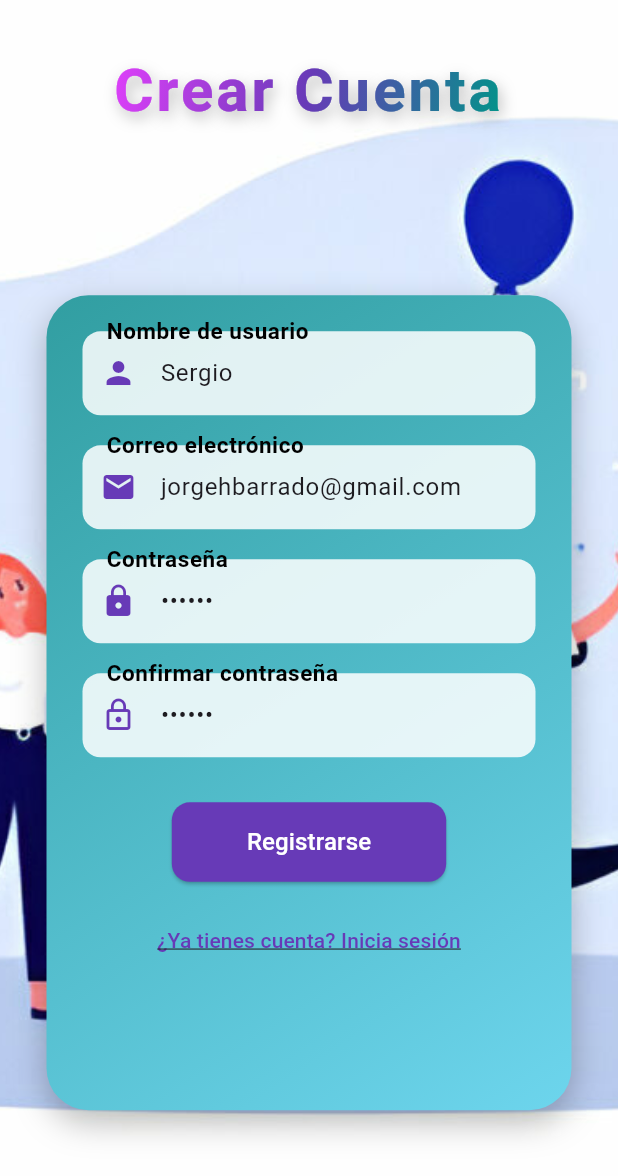
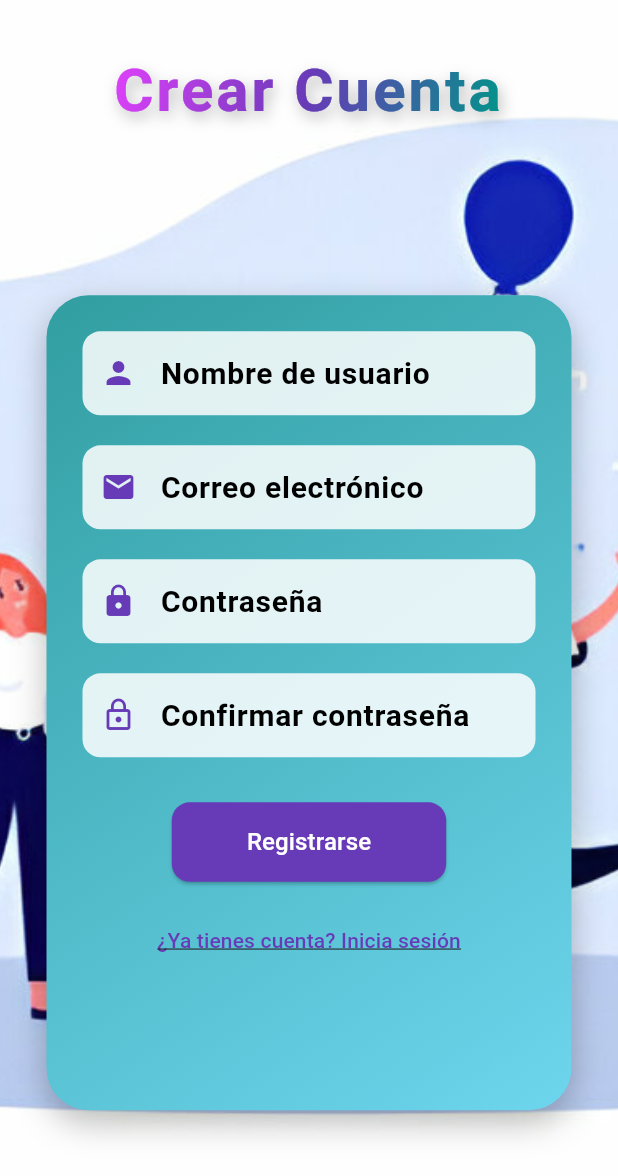
Before and after one commit to JorgeHBarrado95/NewPartyView, a Flutter app: the screen it shows after launch, after a tap on "¿No tienes cuenta? Regístrate", on a phone screen of 412 x 824 dp. Shown: the top 1176 px of the screen. Run offline on Flutter 3.47's test engine with Material 3 defaults, Android fonts, the light colour scheme and no system bars; our stand-ins replace audioplayers, awesome_snackbar_content, cached_network_image; missing offline and left inert: dart:ffi, flutter_background, flutter_webrtc, window_size; network calls fail.

Commit message:
Ultimos ajustes

```diff
--- a/party_view/lib/main.dart
+++ b/party_view/lib/main.dart
@@ -1,3 +1,5 @@
+import 'dart:io';
+
 import 'package:flutter/material.dart';
 import 'package:party_view/provider/SalaProvider.dart';
 import 'package:party_view/provider/personaProvider.dart';
@@ -12,8 +14,15 @@ import 'package:party_view/screen/salaEspera.dart';
 
 
 import 'package:provider/provider.dart';
+import 'package:window_size/window_size.dart';
 
 void main() {
+    WidgetsFlutterBinding.ensureInitialized();
+    if (Platform.isWindows || Platform.isLinux) {
+      setWindowTitle('Party View');
+      setWindowMinSize(const Size(1280, 730));
+      setWindowMaxSize(const Size(1280, 730));
+    }
   runApp(
     MultiProvider(
       providers: [
--- a/party_view/lib/screen/Registro/login.dart
+++ b/party_view/lib/screen/Registro/login.dart
@@ -8,8 +8,8 @@ class LoginScreen extends StatelessWidget {
   @override
   Widget build(BuildContext context) {
     //PRUEBA
-    campoEmail.text = "12@gmail.com";
-    campoContrasena.text = "123456";
+    // campoEmail.text = "12@gmail.com";
+    // campoContrasena.text = "123456";
 
     final LoginValidacion _loginValidacion = LoginValidacion();
     return Scaffold(
--- a/party_view/lib/screen/Registro/registro.dart
+++ b/party_view/lib/screen/Registro/registro.dart
@@ -10,10 +10,10 @@ class RegistroScreen extends StatelessWidget {
   @override
   Widget build(BuildContext context) {
     //PRUEBA
-    campoNombre.text = "Sergio";
-    campoEmail.text = "jorgehbarrado@gmail.com";
-    campoContrasena.text = "123456";
-    campoConfirmarContrasena.text = "123456";
+    // campoNombre.text = "Sergio";
+    // campoEmail.text = "jorgehbarrado@gmail.com";
+    // campoContrasena.text = "123456";
+    // campoConfirmarContrasena.text = "123456";
 
     Registrovalidacion _registroValidacion = Registrovalidacion();
     return Scaffold(
--- a/party_view/pubspec.yaml
+++ b/party_view/pubspec.yaml
@@ -42,6 +42,7 @@ dependencies:
   flutter_background: ^1.3.0+1
   web_socket_channel: ^2.3.0
   cached_network_image: ^3.4.1
+  window_size: ^0.1.0
 
 dev_dependencies:
   flutter_test:
```
Also changed, not shown: party_view/lib/services/gestorSalasService.dart (+0 -17 lines), party_view/lib/services/loginService.dart (+38 -16 lines), party_view/lib/utils/loginValidacion.dart (+12 -1 lines), party_view/pubspec.lock, 5 other files.
